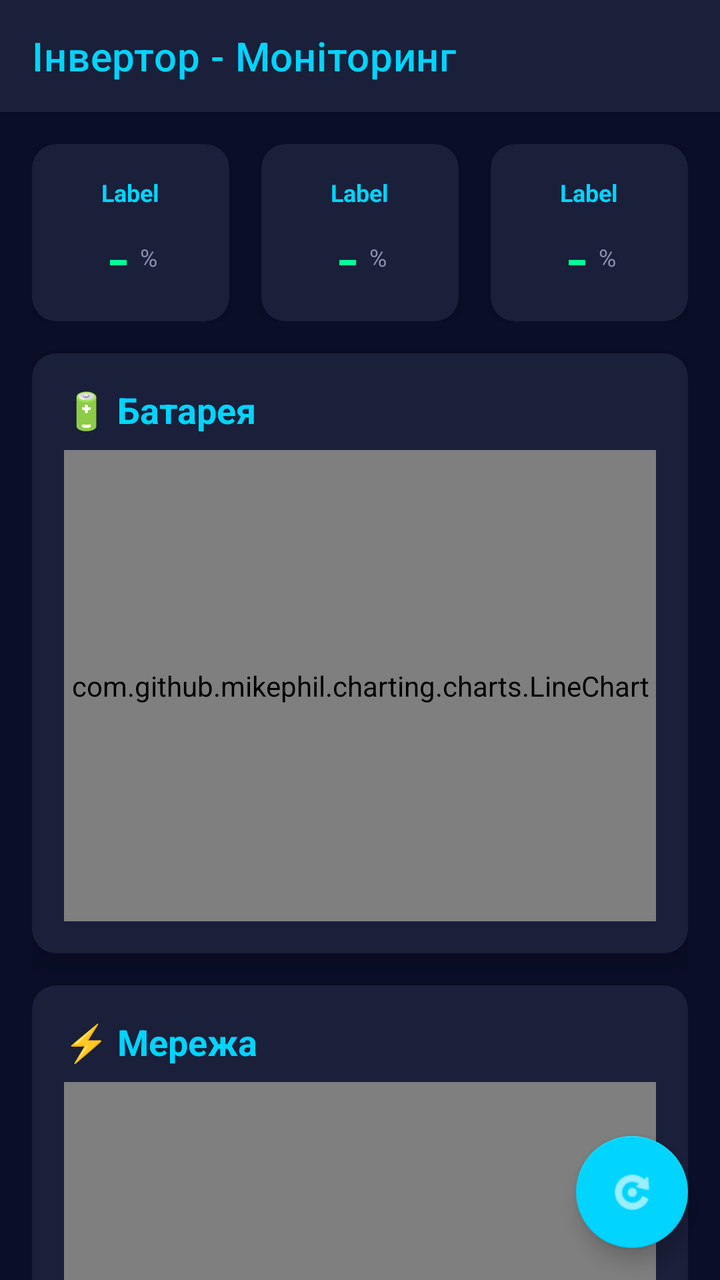
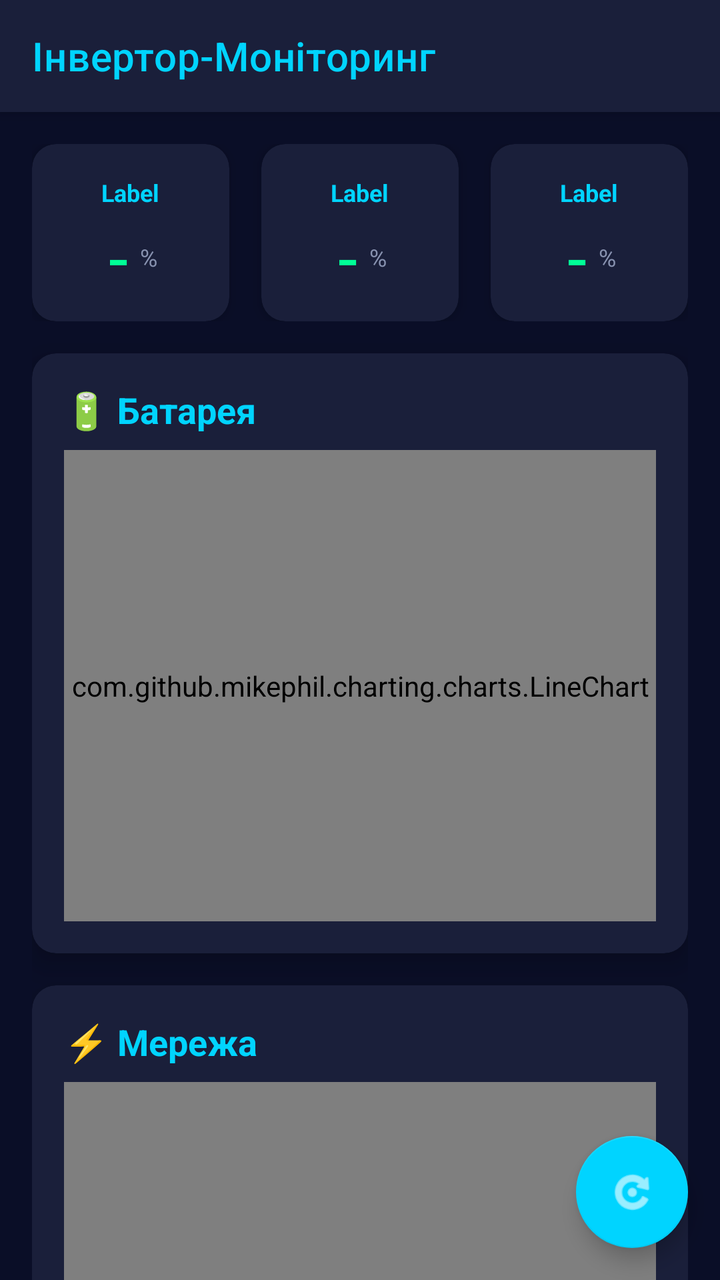

Screens rendered from an Android XML layout before and after an edit, with the pre-edit source and the edit as a unified diff.
<!-- AndroidManifest.xml: activity theme Theme.BoillerMonitor -->
<!-- res/layout/activity_main.xml -->
<?xml version="1.0" encoding="utf-8"?>
<androidx.coordinatorlayout.widget.CoordinatorLayout xmlns:android="http://schemas.android.com/apk/res/android"
    xmlns:app="http://schemas.android.com/apk/res-auto"
    xmlns:tools="http://schemas.android.com/tools"
    android:layout_width="match_parent"
    android:layout_height="match_parent"
    android:background="@color/background_dark"
    tools:context=".MainActivity">

    <com.google.android.material.appbar.AppBarLayout
        android:layout_width="match_parent"
        android:layout_height="wrap_content"
        android:theme="@style/Theme.BoillerMonitor">

        <com.google.android.material.appbar.MaterialToolbar
            android:id="@+id/toolbar"
            android:layout_width="match_parent"
            android:layout_height="?attr/actionBarSize"
            android:background="@color/card_background"
            app:title="Інвертор - Моніторинг"
            app:titleTextColor="@color/primary_blue" />

    </com.google.android.material.appbar.AppBarLayout>

    <androidx.core.widget.NestedScrollView
        android:layout_width="match_parent"
        android:layout_height="match_parent"
        app:layout_behavior="@string/appbar_scrolling_view_behavior">

        <LinearLayout
            android:layout_width="match_parent"
            android:layout_height="wrap_content"
            android:orientation="vertical"
            android:padding="16dp">

            
            <LinearLayout
                android:layout_width="match_parent"
                android:layout_height="wrap_content"
                android:orientation="horizontal"
                android:gravity="center"
                android:layout_marginBottom="16dp">

                <include
                    android:id="@+id/batteryCard"
                    layout="@layout/card_stat"
                    android:layout_width="0dp"
                    android:layout_height="wrap_content"
                    android:layout_weight="1"
                    android:layout_marginEnd="8dp" />

                <include
                    android:id="@+id/gridCard"
                    layout="@layout/card_stat"
                    android:layout_width="0dp"
                    android:layout_height="wrap_content"
                    android:layout_weight="1"
                    android:layout_marginStart="8dp"
                    android:layout_marginEnd="8dp" />

                <include
                    android:id="@+id/homeCard"
                    layout="@layout/card_stat"
                    android:layout_width="0dp"
                    android:layout_height="wrap_content"
                    android:layout_weight="1"
                    android:layout_marginStart="8dp" />

            </LinearLayout>

            
            <androidx.cardview.widget.CardView
                android:id="@+id/batteryChartCard"
                android:layout_width="match_parent"
                android:layout_height="300dp"
                android:layout_marginBottom="16dp"
                app:cardBackgroundColor="@color/card_background"
                app:cardCornerRadius="12dp"
                app:cardElevation="8dp">

                <LinearLayout
                    android:layout_width="match_parent"
                    android:layout_height="match_parent"
                    android:orientation="vertical"
                    android:padding="16dp">

                    <TextView
                        android:layout_width="match_parent"
                        android:layout_height="wrap_content"
                        android:text="🔋 Батарея"
                        android:textColor="@color/primary_blue"
                        android:textSize="18sp"
                        android:textStyle="bold"
                        android:layout_marginBottom="8dp" />

                    <com.github.mikephil.charting.charts.LineChart
                        android:id="@+id/batteryChart"
                        android:layout_width="match_parent"
                        android:layout_height="0dp"
                        android:layout_weight="1" />

                </LinearLayout>

            </androidx.cardview.widget.CardView>

            
            <androidx.cardview.widget.CardView
                android:id="@+id/gridChartCard"
                android:layout_width="match_parent"
                android:layout_height="300dp"
                android:layout_marginBottom="16dp"
                app:cardBackgroundColor="@color/card_background"
                app:cardCornerRadius="12dp"
                app:cardElevation="8dp">

                <LinearLayout
                    android:layout_width="match_parent"
                    android:layout_height="match_parent"
                    android:orientation="vertical"
                    android:padding="16dp">

                    <TextView
                        android:layout_width="match_parent"
                        android:layout_height="wrap_content"
                        android:text="⚡ Мережа"
                        android:textColor="@color/primary_blue"
                        android:textSize="18sp"
                        android:textStyle="bold"
                        android:layout_marginBottom="8dp" />

                    <com.github.mikephil.charting.charts.LineChart
                        android:id="@+id/gridChart"
                        android:layout_width="match_parent"
                        android:layout_height="0dp"
                        android:layout_weight="1" />

                </LinearLayout>

            </androidx.cardview.widget.CardView>

            
            <androidx.cardview.widget.CardView
                android:id="@+id/homeChartCard"
                android:layout_width="match_parent"
                android:layout_height="300dp"
                android:layout_marginBottom="16dp"
                app:cardBackgroundColor="@color/card_background"
                app:cardCornerRadius="12dp"
                app:cardElevation="8dp">

                <LinearLayout
                    android:layout_width="match_parent"
                    android:layout_height="match_parent"
                    android:orientation="vertical"
                    android:padding="16dp">

                    <TextView
                        android:layout_width="match_parent"
                        android:layout_height="wrap_content"
                        android:text="🏠 Дім"
                        android:textColor="@color/primary_blue"
                        android:textSize="18sp"
                        android:textStyle="bold"
                        android:layout_marginBottom="8dp" />

                    <com.github.mikephil.charting.charts.LineChart
                        android:id="@+id/homeChart"
                        android:layout_width="match_parent"
                        android:layout_height="0dp"
                        android:layout_weight="1" />

                </LinearLayout>

            </androidx.cardview.widget.CardView>

            
            <TextView
                android:id="@+id/statusText"
                android:layout_width="match_parent"
                android:layout_height="wrap_content"
                android:text="@string/last_update"
                android:textColor="@color/text_secondary"
                android:textSize="14sp"
                android:gravity="center"
                android:padding="12dp"
                android:background="@drawable/bg_status"
                android:layout_marginBottom="16dp" />

        </LinearLayout>

    </androidx.core.widget.NestedScrollView>

    <com.google.android.material.floatingactionbutton.FloatingActionButton
        android:id="@+id/fabRefresh"
        android:layout_width="wrap_content"
        android:layout_height="wrap_content"
        android:layout_gravity="bottom|end"
        android:layout_margin="16dp"
        android:src="@android:drawable/ic_menu_rotate"
        app:tint="@color/white"
        app:backgroundTint="@color/primary_blue" />

</androidx.coordinatorlayout.widget.CoordinatorLayout>
<!-- res/layout/card_stat.xml (included above) -->
<?xml version="1.0" encoding="utf-8"?>
<androidx.cardview.widget.CardView xmlns:android="http://schemas.android.com/apk/res/android"
    xmlns:app="http://schemas.android.com/apk/res-auto"
    android:layout_width="match_parent"
    android:layout_height="wrap_content"
    app:cardBackgroundColor="@color/card_background"
    app:cardCornerRadius="12dp"
    app:cardElevation="4dp">

    <LinearLayout
        android:layout_width="match_parent"
        android:layout_height="wrap_content"
        android:orientation="vertical"
        android:padding="16dp"
        android:gravity="center">

        <TextView
            android:id="@+id/statLabel"
            android:layout_width="wrap_content"
            android:layout_height="wrap_content"
            android:text="Label"
            android:textColor="@color/primary_blue"
            android:textSize="12sp"
            android:textStyle="bold"
            android:layout_marginBottom="8dp" />

        <LinearLayout
            android:layout_width="wrap_content"
            android:layout_height="wrap_content"
            android:orientation="horizontal"
            android:gravity="center_vertical">

            <TextView
                android:id="@+id/statValue"
                android:layout_width="wrap_content"
                android:layout_height="wrap_content"
                android:text="-"
                android:textColor="@color/primary_green"
                android:textSize="24sp"
                android:textStyle="bold"
                android:fontFamily="monospace" />

            <TextView
                android:id="@+id/statUnit"
                android:layout_width="wrap_content"
                android:layout_height="wrap_content"
                android:text="%"
                android:textColor="@color/text_secondary"
                android:textSize="12sp"
                android:layout_marginStart="4dp" />

        </LinearLayout>

    </LinearLayout>

</androidx.cardview.widget.CardView>
<!-- resources referenced by this layout -->
<resources>
  <color name="background_dark">#0A0E27</color>
  <color name="card_background">#1A1F3A</color>
  <color name="primary_blue">#00D4FF</color>
  <color name="primary_green">#00FF96</color>
  <color name="text_secondary">#8892B0</color>
  <color name="white">#FFFFFFFF</color>
  <!-- drawable bg_status (drawable) -->
  <?xml version="1.0" encoding="utf-8"?>
  <shape xmlns:android="http://schemas.android.com/apk/res/android">
      <solid android:color="#1000D4FF" />
      <corners android:radius="8dp" />
      <stroke
          android:width="1dp"
          android:color="#2000D4FF" />
  </shape>
  <string name="last_update">Останнє оновлення:</string>
  <style name="Theme.BoillerMonitor" parent="Theme.MaterialComponents.DayNight.NoActionBar">
          <item name="colorPrimary">@color/primary_blue</item>
          <item name="colorPrimaryVariant">@color/primary_green</item>
          <item name="colorOnPrimary">@color/white</item>
          <item name="android:windowBackground">@color/background_dark</item>
          <item name="android:statusBarColor">@color/background_dark</item>
      </style>
</resources>

<!-- the commit's change to res/layout/activity_main.xml (unified diff, before → after) -->
@@ -17,7 +17,7 @@
             android:layout_width="match_parent"
             android:layout_height="?attr/actionBarSize"
             android:background="@color/card_background"
-            app:title="Інвертор - Моніторинг"
+            app:title="Інвертор-Моніторинг"
             app:titleTextColor="@color/primary_blue" />
 
     </com.google.android.material.appbar.AppBarLayout>
@@ -172,19 +172,6 @@
                 </LinearLayout>
 
             </androidx.cardview.widget.CardView>
-
-            
-            <TextView
-                android:id="@+id/statusText"
-                android:layout_width="match_parent"
-                android:layout_height="wrap_content"
-                android:text="@string/last_update"
-                android:textColor="@color/text_secondary"
-                android:textSize="14sp"
-                android:gravity="center"
-                android:padding="12dp"
-                android:background="@drawable/bg_status"
-                android:layout_marginBottom="16dp" />
 
         </LinearLayout>
 
<!-- resource entries referenced after the edit -->
@@ -6,16 +6,6 @@
   <color name="primary_green">#00FF96</color>
   <color name="text_secondary">#8892B0</color>
   <color name="white">#FFFFFFFF</color>
-  <!-- drawable bg_status (drawable) -->
-  <?xml version="1.0" encoding="utf-8"?>
-  <shape xmlns:android="http://schemas.android.com/apk/res/android">
-      <solid android:color="#1000D4FF" />
-      <corners android:radius="8dp" />
-      <stroke
-          android:width="1dp"
-          android:color="#2000D4FF" />
-  </shape>
-  <string name="last_update">Останнє оновлення:</string>
   <style name="Theme.BoillerMonitor" parent="Theme.MaterialComponents.DayNight.NoActionBar">
           <item name="colorPrimary">@color/primary_blue</item>
           <item name="colorPrimaryVariant">@color/primary_green</item>
